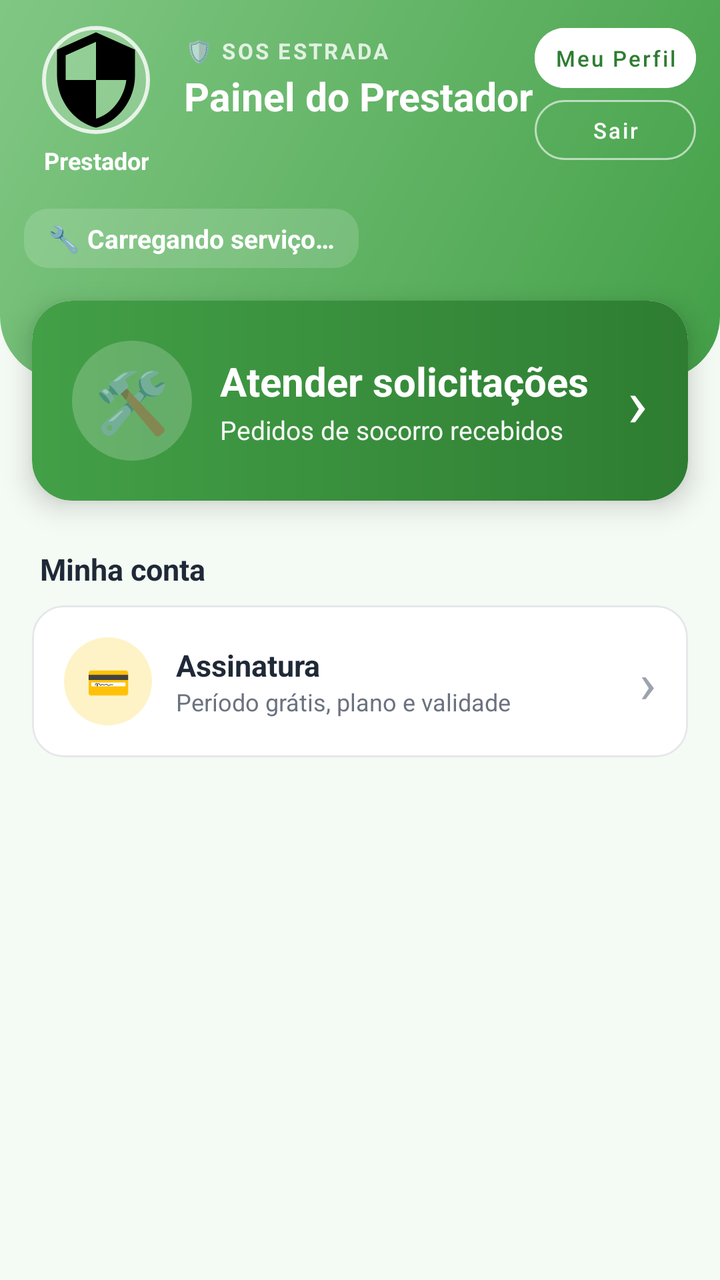
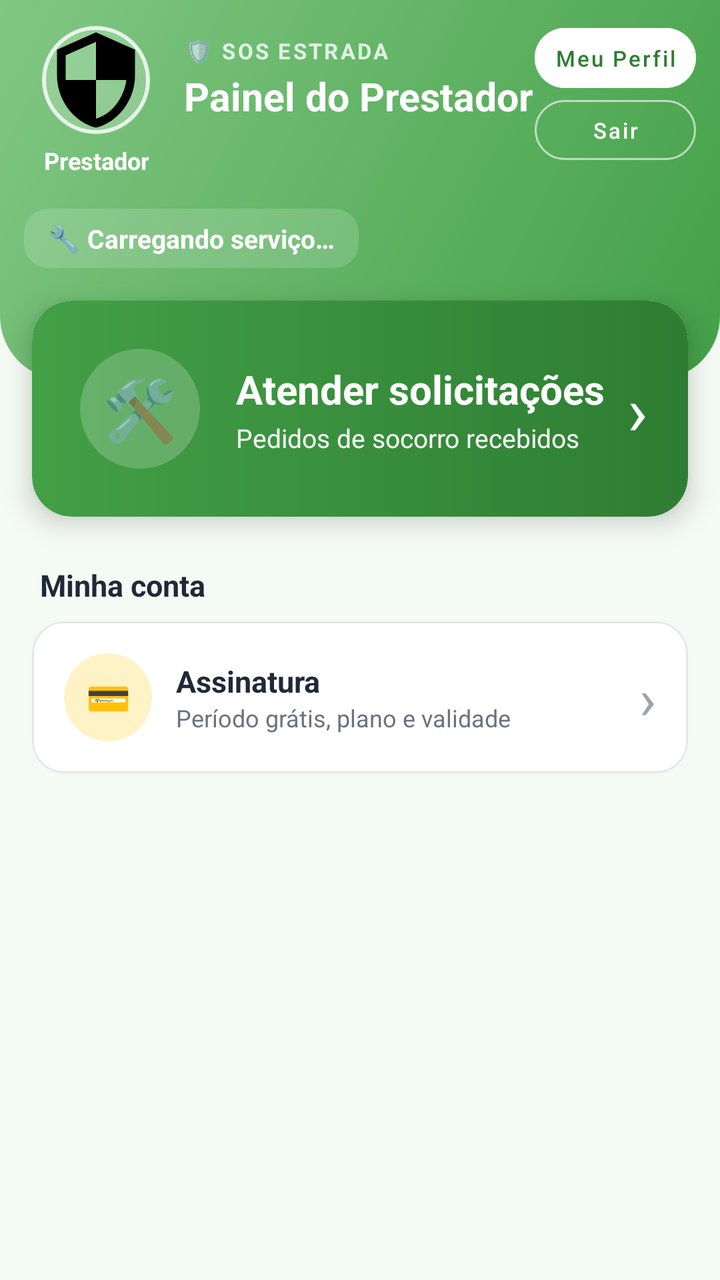

Screens rendered from an Android XML layout before and after an edit, with the pre-edit source and the edit as a unified diff.
<!-- AndroidManifest.xml: application theme Theme.MaterialComponents.Light.NoActionBar -->
<!-- res/layout/activity_prestador_dashboard.xml -->
<?xml version="1.0" encoding="utf-8"?>
<ScrollView xmlns:android="http://schemas.android.com/apk/res/android"
    xmlns:app="http://schemas.android.com/apk/res-auto"
    xmlns:tools="http://schemas.android.com/tools"
    android:layout_width="match_parent"
    android:layout_height="match_parent"
    android:background="@color/prestador_fundo"
    android:fillViewport="true"
    android:fitsSystemWindows="true"
    tools:context=".PrestadorDashboardActivity">

    <LinearLayout
        android:layout_width="match_parent"
        android:layout_height="wrap_content"
        android:orientation="vertical">

        
        <LinearLayout
            android:layout_width="match_parent"
            android:layout_height="wrap_content"
            android:background="@drawable/bg_prestador_header"
            android:orientation="vertical"
            android:paddingStart="12dp"
            android:paddingTop="12dp"
            android:paddingEnd="12dp"
            android:paddingBottom="56dp">

            <LinearLayout
                android:layout_width="match_parent"
                android:layout_height="wrap_content"
                android:gravity="top"
                android:orientation="horizontal">

                
                <LinearLayout
                    android:layout_width="72dp"
                    android:layout_height="wrap_content"
                    android:gravity="center_horizontal"
                    android:orientation="vertical">

                    <com.google.android.material.imageview.ShapeableImageView
                        android:id="@+id/ivFotoPrestadorPainel"
                        android:layout_width="56dp"
                        android:layout_height="56dp"
                        android:background="#33FFFFFF"
                        android:padding="2dp"
                        android:scaleType="centerCrop"
                        android:src="@drawable/ic_admin"
                        app:shapeAppearanceOverlay="@style/AdminLogoCircular"
                        app:strokeColor="#CCFFFFFF"
                        app:strokeWidth="2dp" />

                    <TextView
                        android:id="@+id/tvNomePrestadorPainel"
                        android:layout_width="wrap_content"
                        android:layout_height="wrap_content"
                        android:layout_marginTop="4dp"
                        android:ellipsize="end"
                        android:gravity="center"
                        android:maxLines="1"
                        android:text="Prestador"
                        android:textColor="@android:color/white"
                        android:textSize="12sp"
                        android:textStyle="bold" />
                </LinearLayout>

                <LinearLayout
                    android:layout_width="0dp"
                    android:layout_height="wrap_content"
                    android:layout_marginStart="8dp"
                    android:layout_marginTop="6dp"
                    android:layout_weight="1"
                    android:orientation="vertical">

                    <TextView
                        android:layout_width="wrap_content"
                        android:layout_height="wrap_content"
                        android:letterSpacing="0.1"
                        android:text="🛡️ SOS ESTRADA"
                        android:textColor="#CCFFFFFF"
                        android:textSize="11sp"
                        android:textStyle="bold" />

                    <TextView
                        android:layout_width="match_parent"
                        android:layout_height="28dp"
                        android:layout_marginTop="2dp"
                        android:maxLines="1"
                        android:text="Painel do Prestador"
                        android:textColor="@android:color/white"
                        android:textStyle="bold"
                        app:autoSizeMaxTextSize="20sp"
                        app:autoSizeMinTextSize="13sp"
                        app:autoSizeTextType="uniform" />
                </LinearLayout>

                <LinearLayout
                    android:layout_width="wrap_content"
                    android:layout_height="wrap_content"
                    android:layout_marginTop="2dp"
                    android:orientation="vertical">

                    <com.google.android.material.button.MaterialButton
                        android:id="@+id/btnMeuPerfilPrestador"
                        style="@style/Widget.MaterialComponents.Button.UnelevatedButton"
                        android:layout_width="match_parent"
                        android:layout_height="30dp"
                        android:backgroundTint="@android:color/white"
                        android:insetTop="0dp"
                        android:insetBottom="0dp"
                        android:minWidth="0dp"
                        android:minHeight="0dp"
                        android:paddingStart="10dp"
                        android:paddingEnd="10dp"
                        android:text="Meu Perfil"
                        android:textAllCaps="false"
                        android:textColor="@color/prestador_verde_escuro"
                        android:textSize="11sp"
                        app:cornerRadius="15dp" />

                    <com.google.android.material.button.MaterialButton
                        android:id="@+id/btnVoltar"
                        style="@style/Widget.MaterialComponents.Button.OutlinedButton"
                        android:layout_width="match_parent"
                        android:layout_height="30dp"
                        android:layout_marginTop="6dp"
                        android:insetTop="0dp"
                        android:insetBottom="0dp"
                        android:minWidth="0dp"
                        android:minHeight="0dp"
                        android:paddingStart="10dp"
                        android:paddingEnd="10dp"
                        android:text="Sair"
                        android:textAllCaps="false"
                        android:textColor="@android:color/white"
                        android:textSize="11sp"
                        app:cornerRadius="15dp"
                        app:strokeColor="#99FFFFFF" />
                </LinearLayout>
            </LinearLayout>

            
            <TextView
                android:id="@+id/tvServicoPainel"
                android:layout_width="wrap_content"
                android:layout_height="wrap_content"
                android:layout_marginTop="16dp"
                android:background="@drawable/bg_admin_chip"
                android:backgroundTint="#26FFFFFF"
                android:paddingStart="12dp"
                android:paddingTop="6dp"
                android:paddingEnd="12dp"
                android:paddingBottom="6dp"
                android:text="🔧 Carregando serviço…"
                android:textColor="@android:color/white"
                android:textSize="13sp"
                android:textStyle="bold" />
        </LinearLayout>

        
        <com.google.android.material.card.MaterialCardView
            android:id="@+id/btnAtender"
            android:layout_width="match_parent"
            android:layout_height="wrap_content"
            android:layout_marginStart="16dp"
            android:layout_marginTop="-40dp"
            android:layout_marginEnd="16dp"
            android:clickable="true"
            android:focusable="true"
            app:cardCornerRadius="20dp"
            app:cardElevation="8dp">

            <LinearLayout
                android:layout_width="match_parent"
                android:layout_height="wrap_content"
                android:background="@drawable/bg_prestador_atender"
                android:gravity="center_vertical"
                android:orientation="horizontal"
                android:padding="20dp">

                <TextView
                    android:layout_width="60dp"
                    android:layout_height="60dp"
                    android:background="@drawable/bg_admin_avatar"
                    android:backgroundTint="#33FFFFFF"
                    android:gravity="center"
                    android:text="🛠️"
                    android:textSize="30sp" />

                <LinearLayout
                    android:layout_width="0dp"
                    android:layout_height="wrap_content"
                    android:layout_marginStart="14dp"
                    android:layout_weight="1"
                    android:orientation="vertical">

                    <TextView
                        android:layout_width="wrap_content"
                        android:layout_height="wrap_content"
                        android:text="Atender solicitações"
                        android:textColor="@android:color/white"
                        android:textSize="20sp"
                        android:textStyle="bold" />

                    <TextView
                        android:layout_width="wrap_content"
                        android:layout_height="wrap_content"
                        android:layout_marginTop="2dp"
                        android:text="Pedidos de socorro recebidos"
                        android:textColor="#F2FFFFFF"
                        android:textSize="13sp" />
                </LinearLayout>

                <TextView
                    android:layout_width="wrap_content"
                    android:layout_height="wrap_content"
                    android:text="›"
                    android:textColor="@android:color/white"
                    android:textSize="34sp" />
            </LinearLayout>
        </com.google.android.material.card.MaterialCardView>

        <TextView
            android:layout_width="wrap_content"
            android:layout_height="wrap_content"
            android:layout_marginStart="20dp"
            android:layout_marginTop="24dp"
            android:layout_marginBottom="8dp"
            android:text="Minha conta"
            android:textColor="@color/admin_texto"
            android:textSize="15sp"
            android:textStyle="bold" />

        
        <com.google.android.material.card.MaterialCardView
            android:id="@+id/btnAssinatura"
            style="@style/AdminCard"
            android:layout_marginStart="16dp"
            android:layout_marginEnd="16dp"
            android:layout_marginBottom="24dp"
            android:clickable="true"
            android:focusable="true">

            <LinearLayout
                android:layout_width="match_parent"
                android:layout_height="wrap_content"
                android:gravity="center_vertical"
                android:orientation="horizontal"
                android:padding="16dp">

                <TextView
                    style="@style/AdminAvatar"
                    android:layout_width="44dp"
                    android:layout_height="44dp"
                    android:backgroundTint="@color/admin_laranja_claro"
                    android:text="💳"
                    android:textSize="18sp" />

                <LinearLayout
                    android:layout_width="0dp"
                    android:layout_height="wrap_content"
                    android:layout_marginStart="12dp"
                    android:layout_weight="1"
                    android:orientation="vertical">

                    <TextView
                        style="@style/AdminTitulo"
                        android:text="Assinatura"
                        android:textSize="15sp" />

                    <TextView
                        android:layout_width="wrap_content"
                        android:layout_height="wrap_content"
                        android:text="Período grátis, plano e validade"
                        android:textColor="@color/admin_texto_secundario"
                        android:textSize="12sp" />
                </LinearLayout>

                <TextView
                    android:layout_width="wrap_content"
                    android:layout_height="wrap_content"
                    android:text="›"
                    android:textColor="#9CA3AF"
                    android:textSize="28sp" />
            </LinearLayout>
        </com.google.android.material.card.MaterialCardView>

    </LinearLayout>
</ScrollView>
<!-- resources referenced by this layout -->
<resources>
  <color name="admin_laranja_claro">#FEF3C7</color>
  <color name="admin_texto">#1F2937</color>
  <color name="admin_texto_secundario">#6B7280</color>
  <color name="prestador_fundo">#F4FAF4</color>
  <color name="prestador_verde_escuro">#2E7D32</color>
  <!-- drawable bg_admin_avatar (drawable) -->
  <?xml version="1.0" encoding="utf-8"?>
  <shape xmlns:android="http://schemas.android.com/apk/res/android" android:shape="oval">
      <solid android:color="#FFFFFF" />
  </shape>
  <!-- drawable bg_admin_chip (drawable) -->
  <?xml version="1.0" encoding="utf-8"?>
  <shape xmlns:android="http://schemas.android.com/apk/res/android" android:shape="rectangle">
      <solid android:color="#FFFFFF" />
      <corners android:radius="12dp" />
  </shape>
  <!-- drawable bg_prestador_atender (drawable) -->
  <?xml version="1.0" encoding="utf-8"?>
  <shape xmlns:android="http://schemas.android.com/apk/res/android" android:shape="rectangle">
      <gradient
          android:angle="0"
          android:startColor="@color/prestador_verde"
          android:endColor="@color/prestador_verde_escuro" />
      <corners android:radius="20dp" />
  </shape>
  <!-- drawable ic_admin (drawable) -->
  <vector xmlns:android="http://schemas.android.com/apk/res/android"
      android:width="24dp"
      android:height="24dp"
      android:viewportWidth="24"
      android:viewportHeight="24">
      <path
          android:fillColor="#FF000000"
          android:pathData="M12,1L3,5v6c0,5.55 3.84,10.74 9,12 5.16,-1.26 9,-6.45 9,-12V5l-9,-4zM12,11.99h7c-0.53,4.12 -3.28,7.79 -7,8.94V12H5V6.3l7,-3.11v8.8z"/>
  </vector>
  <style name="AdminCard">
          <item name="android:layout_width">match_parent</item>
          <item name="android:layout_height">wrap_content</item>
          <item name="cardBackgroundColor">@android:color/white</item>
          <item name="cardCornerRadius">16dp</item>
          <item name="cardElevation">0dp</item>
          <item name="strokeColor">@color/admin_borda</item>
          <item name="strokeWidth">1dp</item>
      </style>
  <style name="AdminLogoCircular">
          <item name="cornerFamily">rounded</item>
          <item name="cornerSize">50%</item>
      </style>
  <style name="AdminTitulo">
          <item name="android:layout_width">wrap_content</item>
          <item name="android:layout_height">wrap_content</item>
          <item name="android:textColor">@color/admin_texto</item>
          <item name="android:textSize">16sp</item>
          <item name="android:textStyle">bold</item>
      </style>
  <color name="prestador_verde">#43A047</color>
  <color name="prestador_verde_inicio">#81C784</color>
  <color name="admin_borda">#E5E7EB</color>
  <!-- unchanged entries left out for length: 2 -->
</resources>

<!-- the commit's change to res/layout/activity_prestador_dashboard.xml (unified diff, before → after) -->
@@ -178,14 +178,25 @@
                 android:orientation="horizontal"
                 android:padding="20dp">
 
-                <TextView
-                    android:layout_width="60dp"
-                    android:layout_height="60dp"
-                    android:background="@drawable/bg_admin_avatar"
-                    android:backgroundTint="#33FFFFFF"
-                    android:gravity="center"
-                    android:text="🛠️"
-                    android:textSize="30sp" />
+                
+                <FrameLayout
+                    android:layout_width="wrap_content"
+                    android:layout_height="wrap_content">
+
+                    <TextView
+                        android:layout_width="60dp"
+                        android:layout_height="60dp"
+                        android:layout_margin="4dp"
+                        android:background="@drawable/bg_admin_avatar"
+                        android:backgroundTint="#33FFFFFF"
+                        android:gravity="center"
+                        android:text="🛠️"
+                        android:textSize="30sp" />
+
+                    <TextView
+                        android:id="@+id/badgeAtender"
+                        style="@style/BadgeNotificacao" />
+                </FrameLayout>
 
                 <LinearLayout
                     android:layout_width="0dp"
<!-- resource entries referenced after the edit -->
@@ -55,9 +55,35 @@
           <item name="android:textSize">16sp</item>
           <item name="android:textStyle">bold</item>
       </style>
+  <style name="BadgeNotificacao">
+          <item name="android:layout_width">wrap_content</item>
+          <item name="android:layout_height">wrap_content</item>
+          <item name="android:layout_gravity">top|end</item>
+          <item name="android:minWidth">20dp</item>
+          <item name="android:minHeight">20dp</item>
+          <item name="android:gravity">center</item>
+          <item name="android:paddingStart">5dp</item>
+          <item name="android:paddingEnd">5dp</item>
+          <item name="android:background">@drawable/bg_badge_notificacao</item>
+          <item name="android:textColor">#FFFFFF</item>
+          <item name="android:textSize">11sp</item>
+          <item name="android:textStyle">bold</item>
+          <item name="android:elevation">6dp</item>
+          <item name="android:visibility">gone</item>
+      </style>
   <color name="prestador_verde">#43A047</color>
   <color name="prestador_verde_inicio">#81C784</color>
   <color name="admin_borda">#E5E7EB</color>
+  <!-- drawable bg_badge_notificacao (drawable) -->
+  <?xml version="1.0" encoding="utf-8"?>
+  <shape xmlns:android="http://schemas.android.com/apk/res/android"
+      android:shape="rectangle">
+      <solid android:color="#D32F2F" />
+      <corners android:radius="10dp" />
+      <stroke
+          android:width="1.5dp"
+          android:color="#FFFFFF" />
+  </shape>
   <!-- unchanged entries left out for length: 2 -->
 </resources>
 
